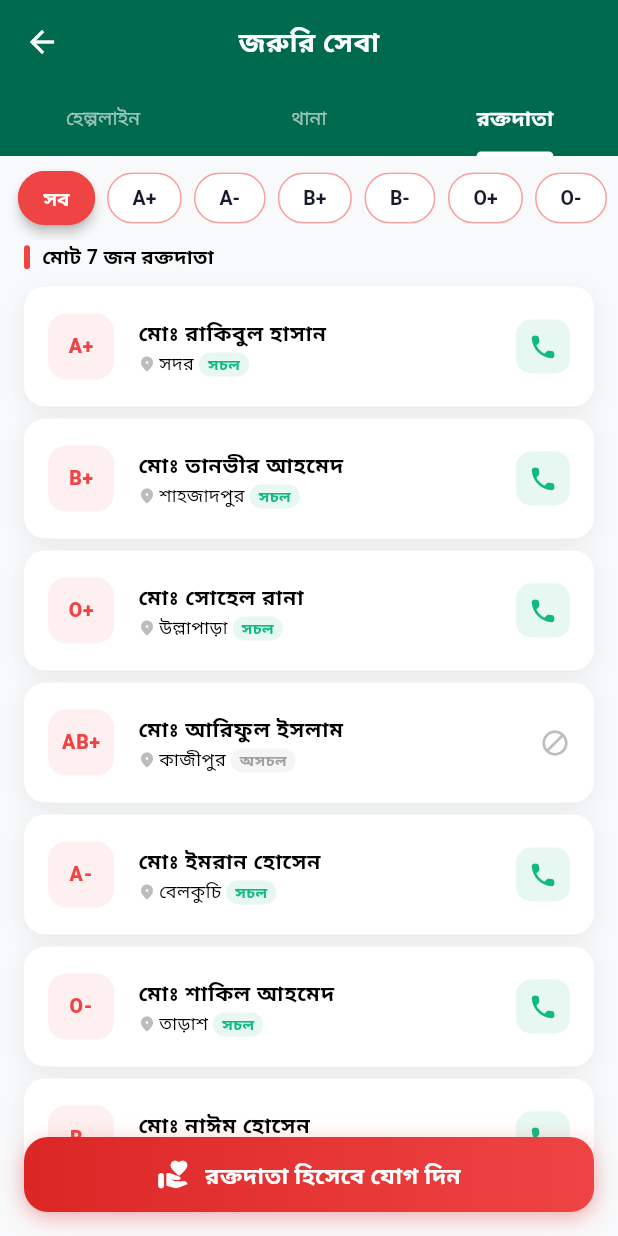
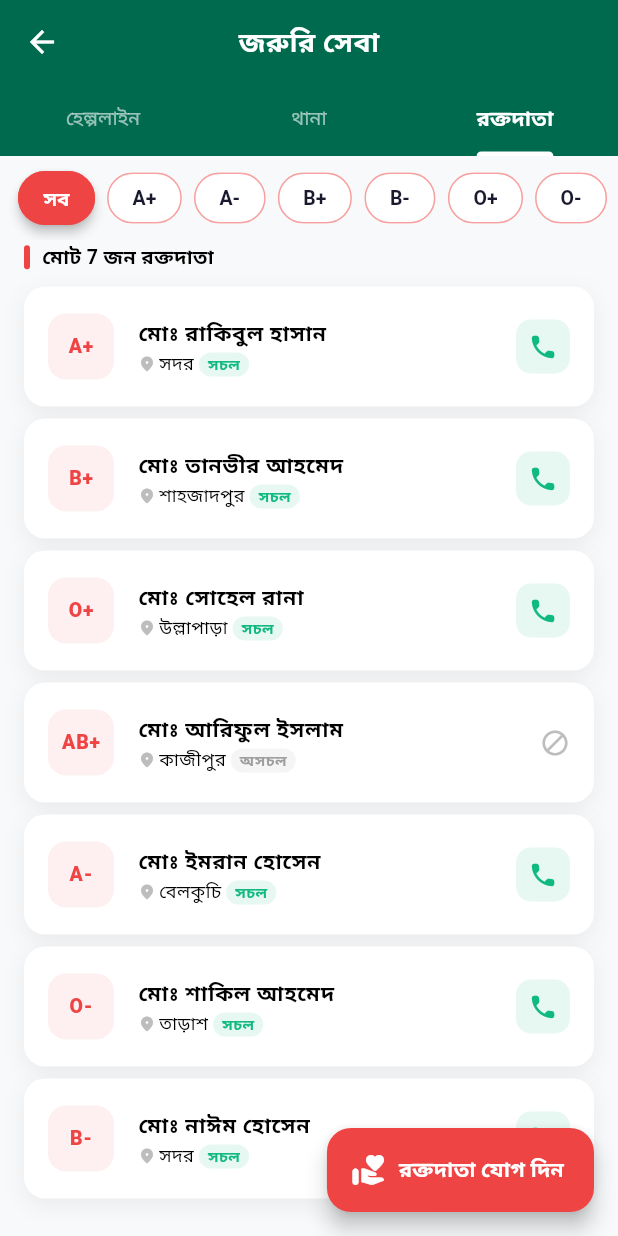
Before and after one commit to Atikul-debug/Jelasheba-App, a Flutter app: the EmergencyScreen screen opened directly, tab 3 chosen, on a phone screen of 412 x 824 dp. Run offline on Flutter 3.47's test engine with Material 3 defaults, Android fonts, the phone set to English and light mode, and no system bars; our stand-ins replace shared_preferences; accounts and stored records are empty.

Commit message:
Add FloatingActionButton for blood donor registration
- FAB appears only on রক্তদাতা tab (hidden on other tabs)
- Red extended FAB with volunteer icon and label
- Opens same registration bottom sheet form
- Replaces fixed bottom button with proper Flutter FAB

Co-Authored-By: Claude Opus 4.6 (1M context) <noreply@anthropic.com>

```diff
--- a/lib/features/emergency/screens/emergency_screen.dart
+++ b/lib/features/emergency/screens/emergency_screen.dart
@@ -10,8 +10,22 @@ class EmergencyScreen extends StatefulWidget {
   State<EmergencyScreen> createState() => _EmergencyScreenState();
 }
 
-class _EmergencyScreenState extends State<EmergencyScreen> {
+class _EmergencyScreenState extends State<EmergencyScreen> with SingleTickerProviderStateMixin {
   String _selectedBloodGroup = 'সব';
+  late TabController _tabController;
+
+  @override
+  void initState() {
+    super.initState();
+    _tabController = TabController(length: 3, vsync: this);
+    _tabController.addListener(() => setState(() {}));
+  }
+
+  @override
+  void dispose() {
+    _tabController.dispose();
+    super.dispose();
+  }
 
   final List<Map<String, dynamic>> _emergencyNumbers = [
     {'name': 'জাতীয় জরুরি সেবা', 'number': '999', 'icon': Icons.emergency, 'color': AppColors.error},
@@ -53,27 +67,35 @@ class _EmergencyScreenState extends State<EmergencyScreen> {
 
   @override
   Widget build(BuildContext context) {
-    return DefaultTabController(
-      length: 3,
-      child: Scaffold(
+    return Scaffold(
         appBar: AppBar(
           title: const Text('জরুরি সেবা'),
-          bottom: const TabBar(
-            tabs: [
+          bottom: TabBar(
+            controller: _tabController,
+            tabs: const [
               Tab(text: 'হেল্পলাইন'),
               Tab(text: 'থানা'),
               Tab(text: 'রক্তদাতা'),
             ],
           ),
         ),
+        floatingActionButton: _tabController.index == 2
+            ? FloatingActionButton.extended(
+                onPressed: () => _showDonorRegistrationForm(),
+                backgroundColor: AppColors.error,
+                icon: const Icon(Icons.volunteer_activism_rounded, color: Colors.white),
+                label: const Text('রক্তদাতা যোগ দিন', style: TextStyle(color: Colors.white, fontWeight: FontWeight.w700)),
+                elevation: 6,
+              )
+            : null,
         body: TabBarView(
+          controller: _tabController,
           children: [
             _buildHelplines(),
             _buildPoliceStations(),
             _buildBloodDonors(),
           ],
         ),
-      ),
     );
   }
 
@@ -309,10 +331,8 @@ class _EmergencyScreenState extends State<EmergencyScreen> {
         ? _bloodDonors
         : _bloodDonors.where((d) => d.bloodGroup == _selectedBloodGroup).toList();
 
-    return Stack(
+    return Column(
       children: [
-        Column(
-          children: [
             // Blood group filter
             SizedBox(
               height: 56,
@@ -372,7 +392,7 @@ class _EmergencyScreenState extends State<EmergencyScreen> {
                       ),
                     )
                   : ListView.builder(
-                      padding: const EdgeInsets.fromLTRB(12, 0, 12, 80),
+                      padding: const EdgeInsets.fromLTRB(12, 0, 12, 70),
                       physics: const BouncingScrollPhysics(),
                       itemCount: filtered.length,
                       itemBuilder: (context, index) {
@@ -441,39 +461,8 @@ class _EmergencyScreenState extends State<EmergencyScreen> {
                       },
                     ),
             ),
-          ],
-        ),
-        // FAB - রক্তদাতা হিসেবে যোগ দিন
-        Positioned(
-          bottom: 16,
-          left: 16,
-          right: 16,
-          child: Material(
-            color: Colors.transparent,
-            child: InkWell(
-              onTap: () => _showDonorRegistrationForm(),
-              borderRadius: BorderRadius.circular(16),
-              child: Container(
-                padding: const EdgeInsets.symmetric(vertical: 14),
-                decoration: BoxDecoration(
-                  gradient: const LinearGradient(colors: [Color(0xFFDC2626), Color(0xFFEF4444)]),
-                  borderRadius: BorderRadius.circular(16),
-                  boxShadow: [BoxShadow(color: AppColors.error.withValues(alpha: 0.4), blurRadius: 12, offset: const Offset(0, 4))],
-                ),
-                child: const Row(
-                  mainAxisAlignment: MainAxisAlignment.center,
-                  children: [
-                    Icon(Icons.volunteer_activism_rounded, color: Colors.white, size: 22),
-                    SizedBox(width: 10),
-                    Text('রক্তদাতা হিসেবে যোগ দিন', style: TextStyle(color: Colors.white, fontSize: 15, fontWeight: FontWeight.w700)),
-                  ],
-                ),
-              ),
-            ),
-          ),
-        ),
-      ],
-    );
+        ],
+      );
   }
 
   void _showDonorRegistrationForm() {
```
